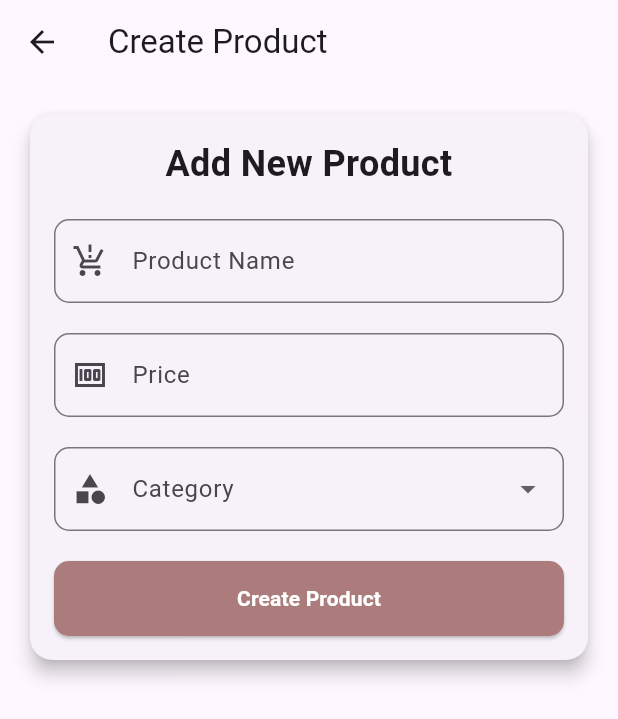
After one commit to ikkromm18/Ppang-Juseyo-App, a Flutter app: the AdminPage screen opened directly, after a tap on "Create Product", on a phone screen of 412 x 824 dp. The commit adds this screen. Shown: the top 719 px of the screen. Run offline on Flutter 3.47's test engine with Material 3 defaults, Android fonts, the phone set to English and light mode, and no system bars; our stand-ins replace google_fonts; network calls fail.

Commit message:
feat : menambahkan Halaman Admin, CUD belum bisa

```diff
--- /dev/null
+++ b/lib/models/product.dart
@@ -0,0 +1,22 @@
+class Product {
+  final String id;
+  final String name;
+  final double price;
+  final String image;
+
+  Product({
+    required this.id,
+    required this.name,
+    required this.price,
+    required this.image,
+  });
+
+  factory Product.fromJson(Map<String, dynamic> json) {
+    return Product(
+      id: json['id'],
+      name: json['name'],
+      price: double.parse(json['price'].toString()),
+      image: json['image'],
+    );
+  }
+}
--- /dev/null
+++ b/lib/pages/admin/admin_page.dart
@@ -0,0 +1,143 @@
+import 'package:flutter/material.dart';
+import 'package:http/http.dart' as http;
+import 'dart:convert';
+import 'package:ppang_juseyo/pages/admin/create_product_page.dart';
+import 'package:ppang_juseyo/pages/admin/edit_product_page.dart'; // Pastikan path benar
+import 'package:ppang_juseyo/models/product.dart'; // Import class Product
+
+class AdminPage extends StatefulWidget {
+  const AdminPage({super.key});
+
+  @override
+  _AdminPageState createState() => _AdminPageState();
+}
+
+class _AdminPageState extends State<AdminPage> {
+  late Future<List<Product>> futureProducts;
+
+  @override
+  void initState() {
+    super.initState();
+    futureProducts = fetchProducts();
+  }
+
+  Future<List<Product>> fetchProducts() async {
+    final response = await http
+        .get(Uri.parse('https://ppangjuseyo.agsa.site/api/product/get'));
+
+    if (response.statusCode == 200) {
+      List<dynamic> productsJson = json.decode(response.body);
+      List<Product> products =
+          productsJson.map((json) => Product.fromJson(json)).toList();
+      return products;
+    } else {
+      throw Exception('Failed to load products');
+    }
+  }
+
+  Future<void> _deleteProduct(String id) async {
+    final response = await http.delete(
+      Uri.parse('https://ppangjuseyo.agsa.site/api/product/delete.php?id=$id'),
+    );
+
+    if (response.statusCode == 200) {
+      ScaffoldMessenger.of(context).showSnackBar(
+        SnackBar(content: Text('Product deleted successfully')),
+      );
+      setState(() {
+        futureProducts = fetchProducts();
+      });
+    } else {
+      ScaffoldMessenger.of(context).showSnackBar(
+        SnackBar(content: Text('Failed to delete product')),
+      );
+    }
+  }
+
+  @override
+  Widget build(BuildContext context) {
+    return Scaffold(
+      appBar: AppBar(
+        title: Text('Admin Page'),
+      ),
+      body: Column(
+        children: [
+          Padding(
+            padding: const EdgeInsets.all(16.0),
+            child: ElevatedButton(
+              onPressed: () {
+                Navigator.push(
+                  context,
+                  MaterialPageRoute(builder: (context) => CreateProductPage()),
+                );
+              },
+              child: Text(
+                'Create Product',
+                style:
+                    TextStyle(color: Colors.white, fontWeight: FontWeight.bold),
+              ),
+              style: ElevatedButton.styleFrom(
+                backgroundColor: Color(0xffAC7C7C),
+                shape: RoundedRectangleBorder(
+                  borderRadius: BorderRadius.zero,
+                ),
+              ),
+            ),
+          ),
+          Expanded(
+            child: FutureBuilder<List<Product>>(
+              future: futureProducts,
+              builder: (context, snapshot) {
+                if (snapshot.hasData) {
+                  List<Product> products = snapshot.data!;
+                  return ListView.builder(
+                    itemCount: products.length,
+                    itemBuilder: (context, index) {
+                      return ListTile(
+                        leading: Image.network(products[index].image,
+                            width: 50, height: 50),
+                        title: Text(products[index].name),
+                        subtitle:
+                            Text('Rp ${products[index].price.toString()}'),
+                        trailing: Row(
+                          mainAxisSize: MainAxisSize.min,
+                          children: [
+                            IconButton(
+                              icon: Icon(Icons.edit),
+                              onPressed: () {
+                                Navigator.push(
+                                  context,
+                                  MaterialPageRoute(
+                                    builder: (context) => EditProductPage(
+                                        product: products[index]),
+                                  ),
+                                ).then((_) {
+                                  setState(() {
+                                    futureProducts = fetchProducts();
+                                  });
+                                });
+                              },
+                            ),
+                            IconButton(
+                              icon: Icon(Icons.delete),
+                              onPressed: () {
+                                _deleteProduct(products[index].id);
+                              },
+                            ),
+                          ],
+                        ),
+                      );
+                    },
+                  );
+                } else if (snapshot.hasError) {
+                  return Center(child: Text("${snapshot.error}"));
+                }
+                return Center(child: CircularProgressIndicator());
+              },
+            ),
+          ),
+        ],
+      ),
+    );
+  }
+}
--- /dev/null
+++ b/lib/pages/admin/create_product_page.dart
@@ -0,0 +1,179 @@
+import 'package:flutter/material.dart';
+import 'package:http/http.dart' as http;
+import 'dart:convert';
+
+class CreateProductPage extends StatefulWidget {
+  @override
+  _CreateProductPageState createState() => _CreateProductPageState();
+}
+
+class _CreateProductPageState extends State<CreateProductPage> {
+  final _formKey = GlobalKey<FormState>();
+  final TextEditingController _nameController = TextEditingController();
+  final TextEditingController _priceController = TextEditingController();
+  String? _selectedCategory;
+
+  // Menggunakan map untuk menyimpan kategori dan ID yang sesuai
+  final Map<String, String> _categories = {
+    'Donat': '1',
+    'Brownies': '2',
+    'Roll Tart': '3',
+    'Kue Tart': '4',
+  };
+
+  Future<void> _createProduct() async {
+    final response = await http.post(
+      Uri.parse('https://ppangjuseyo.agsa.site/api/product/create.php'),
+      headers: <String, String>{
+        'Content-Type': 'application/json; charset=UTF-8',
+      },
+      body: jsonEncode(<String, dynamic>{
+        'name': _nameController.text,
+        'price': int.parse(_priceController.text),
+        'category_id': int.parse(_categories[_selectedCategory!]!),
+      }),
+    );
+
+    if (response.statusCode == 201) {
+      ScaffoldMessenger.of(context).showSnackBar(
+        SnackBar(content: Text('Product created successfully')),
+      );
+      _nameController.clear();
+      _priceController.clear();
+      setState(() {
+        _selectedCategory = null;
+      });
+    } else {
+      ScaffoldMessenger.of(context).showSnackBar(
+        SnackBar(content: Text('Failed to create product')),
+      );
+    }
+  }
+
+  @override
+  Widget build(BuildContext context) {
+    return Scaffold(
+      appBar: AppBar(
+        title: Text('Create Product'),
+      ),
+      body: Padding(
+        padding: const EdgeInsets.all(16.0),
+        child: SingleChildScrollView(
+          child: Card(
+            elevation: 5,
+            shape: RoundedRectangleBorder(
+              borderRadius: BorderRadius.circular(15.0),
+            ),
+            child: Padding(
+              padding: const EdgeInsets.all(16.0),
+              child: Form(
+                key: _formKey,
+                child: Column(
+                  crossAxisAlignment: CrossAxisAlignment.stretch,
+                  children: <Widget>[
+                    Text(
+                      'Add New Product',
+                      style: TextStyle(
+                        fontSize: 24,
+                        fontWeight: FontWeight.bold,
+                      ),
+                      textAlign: TextAlign.center,
+                    ),
+                    SizedBox(height: 20),
+                    TextFormField(
+                      controller: _nameController,
+                      decoration: InputDecoration(
+                        labelText: 'Product Name',
+                        border: OutlineInputBorder(
+                          borderRadius: BorderRadius.circular(10.0),
+                        ),
+                        prefixIcon: Icon(Icons.production_quantity_limits),
+                      ),
+                      validator: (value) {
+                        if (value == null || value.isEmpty) {
+                          return 'Please enter product name';
+                        }
+                        return null;
+                      },
+                    ),
+                    SizedBox(height: 20),
+                    TextFormField(
+                      controller: _priceController,
+                      decoration: InputDecoration(
+                        labelText: 'Price',
+                        border: OutlineInputBorder(
+                          borderRadius: BorderRadius.circular(10.0),
+                        ),
+                        prefixIcon: Icon(Icons.money),
+                      ),
+                      keyboardType: TextInputType.number,
+                      validator: (value) {
+                        if (value == null || value.isEmpty) {
+                          return 'Please enter price';
+                        }
+                        final number = int.tryParse(value);
+                        if (number == null) {
+                          return 'Please enter a valid number';
+                        }
+                        return null;
+                      },
+                    ),
+                    SizedBox(height: 20),
+                    DropdownButtonFormField<String>(
+                      value: _selectedCategory,
+                      decoration: InputDecoration(
+                        labelText: 'Category',
+                        border: OutlineInputBorder(
+                          borderRadius: BorderRadius.circular(10.0),
+                        ),
+                        prefixIcon: Icon(Icons.category),
+                      ),
+                      items: _categories.keys.map((String category) {
+                        return DropdownMenuItem<String>(
+                          value: category,
+                          child: Text(category),
+                        );
+                      }).toList(),
+                      onChanged: (String? newValue) {
+                        setState(() {
+                          _selectedCategory = newValue;
+                        });
+                      },
+                      validator: (value) {
+                        if (value == null) {
+                          return 'Please select a category';
+                        }
+                        return null;
+                      },
+                    ),
+                    SizedBox(height: 20),
+                    ElevatedButton(
+                      onPressed: () {
+                        if (_formKey.currentState!.validate()) {
+                          _createProduct();
+                        }
+                      },
+                      style: ElevatedButton.styleFrom(
+                        backgroundColor: Color(
+                            0xffAC7C7C), // Use backgroundColor instead of primary
+                        padding: EdgeInsets.symmetric(vertical: 15.0),
+                        shape: RoundedRectangleBorder(
+                          borderRadius: BorderRadius.circular(10.0),
+                        ),
+                      ),
+                      child: Text(
+                        'Create Product',
+                        style: TextStyle(
+                            fontWeight: FontWeight.bold, color: Colors.white),
+                      ),
+                    ),
+                  ],
+                ),
+              ),
+            ),
+          ),
+        ),
+      ),
+    );
+  }
+}
```
Also changed, not shown: lib/pages/admin/edit_product_page.dart (added, +150 -0 lines), lib/pages/landing_page.dart (+21 -1 lines).
